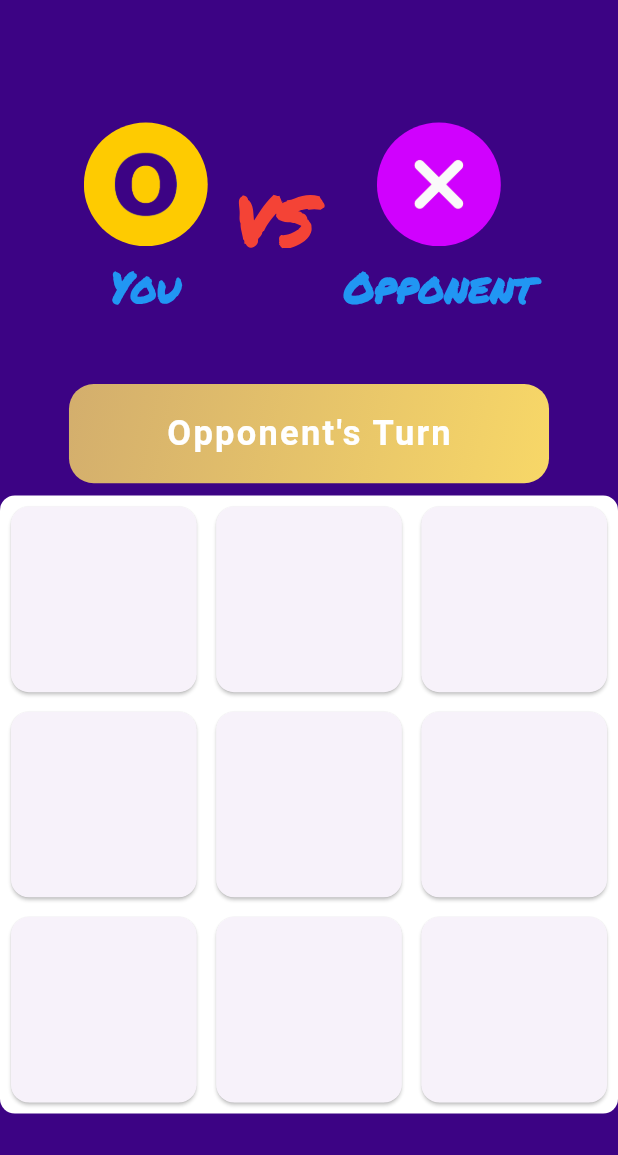
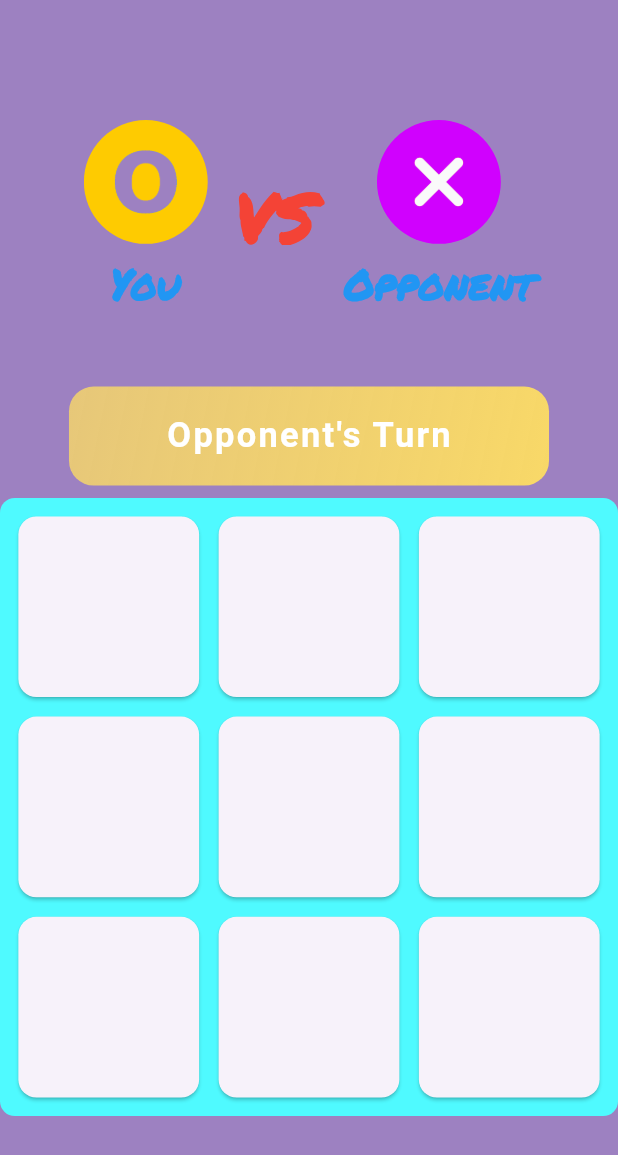
Before and after one commit to SajidAfridi/tiktaktoe, a Flutter app: the MultiplayerScreen screen opened directly with empty values, on a phone screen of 412 x 824 dp. Shown: the top 1155 px of the screen. Run offline on Flutter 3.47's test engine with Material 3 defaults, Android fonts, the light colour scheme and no system bars; our stand-ins replace action_slider, animate_do, awesome_dialog, awesome_snackbar_content, connectivity_plus, flutter_screenutil and 1 more; network calls fail.

Commit message:
i think it is completed

```diff
--- /dev/null
+++ b/lib/constants/colors.dart
@@ -0,0 +1,10 @@
+//constant colors for background and more
+import 'package:flutter/material.dart';
+
+const Color primaryColor = Color(0xffe773ff);
+const Color secondaryColor = Color(0xfff9d967);
+final Color scaffoldBackGroundColor = const Color(0xff3c0384).withOpacity(0.5);
+const Color gridContainerBackgroundColor = Color(0xff4ffaff);
+const Color toggleColor = Color(0xff3c0384);
+const Color toggleBackgroundColor = Colors.white;
+const Color emptyGridItemColor = Color(0xff2e0266);
--- a/lib/pages/play_with_friends_screen.dart
+++ b/lib/pages/play_with_friends_screen.dart
@@ -8,12 +8,14 @@ import 'package:flutter/services.dart';
 import 'package:flutter_screenutil/flutter_screenutil.dart';
 import 'package:provider/provider.dart';
 import 'package:tiktaktoe/classes/online_player_class.dart';
+import 'package:tiktaktoe/constants/colors.dart';
 import 'package:tiktaktoe/pages/join_or_create_screen.dart';
 import 'package:tiktaktoe/pages/welcome_and_difficulty_selection_screen.dart';
 import '../classes/game_logic.dart';
 import '../classes/multiplayer_service.dart';
 import '../classes/one_tap_register_class.dart';
 import 'package:socket_io_client/socket_io_client.dart' as IO;
+import '../widgets/grid_icon_decider.dart';
 import '../widgets/turn_indicator_widget.dart';
 import '../widgets/who_vs_who_widget.dart';
 
@@ -144,7 +146,7 @@ class _MultiplayerScreenState extends State<MultiplayerScreen> {
         onWillPop(context);
       },
       child: Scaffold(
-        backgroundColor: const Color(0xff3c0384).withOpacity(1),
+        backgroundColor: scaffoldBackGroundColor,
         body: Center(
           child: Column(
             mainAxisAlignment: MainAxisAlignment.center,
@@ -169,12 +171,13 @@ class _MultiplayerScreenState extends State<MultiplayerScreen> {
                       'Room Code: ${widget.room.code}',
                       style: TextStyle(
                         fontSize: 30.sp,
+                        color: Colors.white,
                         fontWeight: FontWeight.normal,
                       ),
                     ),
                   ),
                 ),
-              SizedBox(height: 16.h),
+              SizedBox(height: 20.h),
               //stream builder with the stream from the provider
               StreamBuilder<Room>(
                 stream: roomUpdates,
@@ -182,16 +185,22 @@ class _MultiplayerScreenState extends State<MultiplayerScreen> {
                   String whoseTurn = '';
                   if (snapshot.data == null) {
                     return isLoading && widget.isHost
-                        ? const Center(
-                            child: Row(
-                              mainAxisAlignment: MainAxisAlignment.center,
+                        ? Center(
+                            child: Column(
                               children: [
-                                Text('Waiting for Opponent...'),
-                                SizedBox(width: 10.0),
-                                CircularProgressIndicator(
-                                  valueColor:
-                                      AlwaysStoppedAnimation(Colors.blueAccent),
+                                Row(
+                                  mainAxisAlignment: MainAxisAlignment.center,
+                                  children: [
+                                    Text('Waiting for Opponent...',style: TextStyle(color: Colors.white,fontSize: 16.sp),),
+                                    SizedBox(width: 20.0.w,height: 20.h,),
+                                    const CircularProgressIndicator(
+                                      backgroundColor: Colors.white,
+                                      valueColor:
+                                          AlwaysStoppedAnimation(Colors.blueAccent),
+                                    ),
+                                  ],
                                 ),
+                                SizedBox(height: 20.h),
                               ],
                             ),
                           )
@@ -220,11 +229,12 @@ class _MultiplayerScreenState extends State<MultiplayerScreen> {
               Container(
                 decoration: BoxDecoration(
                   borderRadius: BorderRadius.circular(12.r),
-                  color: Colors.white,
+                  color: gridContainerBackgroundColor,
                 ),
                 padding: EdgeInsets.all(4.r),
                 child: OnlyOnePointerRecognizerWidget(
                   child: GridView.builder(
+                    padding: EdgeInsets.all(6.r),
                     physics: const NeverScrollableScrollPhysics(),
                     gridDelegate:
                         const SliverGridDelegateWithFixedCrossAxisCount(
@@ -295,50 +305,50 @@ class _MultiplayerScreenState extends State<MultiplayerScreen> {
     );
   }
 
-  Widget iconDecider(String symbol) {
-    if (symbol == 'X') {
-      return FadeOutUp(
-        duration: const Duration(milliseconds: 300),
-        child: Container(
-          decoration: BoxDecoration(
-            borderRadius: BorderRadius.circular(15.r),
-            color: Colors.green,
-            boxShadow: const [],
-          ),
-          child: Image.asset(
-            'assets/images/cross.png',
-            fit: BoxFit.cover,
-          ),
-        ),
-      );
-    } else if (symbol == 'O') {
-      return FadeOutUp(
-        duration: const Duration(milliseconds: 300),
-        child: Container(
-          decoration: BoxDecoration(
-            borderRadius: BorderRadius.circular(15.r),
-            boxShadow: const [],
-          ),
-          child: Image.asset(
-            'assets/images/circle_1.png',
-            fit: BoxFit.cover,
-          ),
-        ),
-      );
-    } else {
-      return FadeOutUp(
-        duration: const Duration(milliseconds: 300),
-        child: Container(
-          decoration: BoxDecoration(
-            color: Colors.grey[300],
-            borderRadius: BorderRadius.circular(15.r),
-            boxShadow: const [],
-          ),
-          child: const Center(child: Text('')),
-        ),
-      );
-    }
-  }
+  // Widget iconDecider(String symbol) {
+  //   if (symbol == 'X') {
+  //     return FadeOutUp(
+  //       duration: const Duration(milliseconds: 300),
+  //       child: Container(
+  //         decoration: BoxDecoration(
+  //           borderRadius: BorderRadius.circular(15.r),
+  //           color: Colors.green,
+  //           boxShadow: const [],
+  //         ),
+  //         child: Image.asset(
+  //           'assets/images/cross.png',
+  //           fit: BoxFit.cover,
+  //         ),
+  //       ),
+  //     );
+  //   } else if (symbol == 'O') {
+  //     return FadeOutUp(
+  //       duration: const Duration(milliseconds: 300),
+  //       child: Container(
+  //         decoration: BoxDecoration(
+  //           borderRadius: BorderRadius.circular(15.r),
+  //           boxShadow: const [],
+  //         ),
+  //         child: Image.asset(
+  //           'assets/images/circle_1.png',
+  //           fit: BoxFit.cover,
+  //         ),
+  //       ),
+  //     );
+  //   } else {
+  //     return FadeOutUp(
+  //       duration: const Duration(milliseconds: 300),
+  //       child: Container(
+  //         decoration: BoxDecoration(
+  //           color: Colors.grey[300],
+  //           borderRadius: BorderRadius.circular(15.r),
+  //           boxShadow: const [],
+  //         ),
+  //         child: const Center(child: Text('')),
+  //       ),
+  //     );
+  //   }
+  // }
 
   Widget buildGameBoard(List<List<String>> gameBoard) {
     return Container(
--- /dev/null
+++ b/lib/widgets/grid_icon_decider.dart
@@ -0,0 +1,50 @@
+import 'package:animate_do/animate_do.dart';
+import 'package:flutter/material.dart';
+import 'package:flutter_screenutil/flutter_screenutil.dart';
+
+import '../constants/colors.dart';
+Widget iconDecider(String value) {
+  //bool isWinningMove = value.endsWith('_win');
+  if (value.replaceAll('_win', '') == 'X') {
+    return FadeOutUp(
+      duration: const Duration(milliseconds: 300),
+      child: Container(
+        decoration: BoxDecoration(
+          borderRadius: BorderRadius.circular(15.r),
+          color: Colors.transparent,
+          boxShadow: const [],
+        ),
+        child: Image.asset(
+          'assets/images/cross.png',
+          fit: BoxFit.cover,
+        ),
+      ),
+    );
+  } else if (value.replaceAll('_win', '') == 'O') {
+    return FadeOutUp(
+      duration: const Duration(milliseconds: 300),
+      child: Container(
+        decoration: BoxDecoration(
+          borderRadius: BorderRadius.circular(15.r),
+          boxShadow: const [],
+        ),
+        child: Image.asset(
+          'assets/images/circle_1.png',
+          fit: BoxFit.cover,
+        ),
+      ),
+    );
+  } else {
+    return FadeOutUp(
+      duration: const Duration(milliseconds: 300),
+      child: Container(
+        decoration: BoxDecoration(
+          color:emptyGridItemColor,
+          borderRadius: BorderRadius.circular(15.r),
+          boxShadow: const [],
+        ),
+        child: const Center(child: Text('')),
+      ),
+    );
+  }
+}
--- a/lib/widgets/turn_indicator_widget.dart
+++ b/lib/widgets/turn_indicator_widget.dart
@@ -1,5 +1,7 @@
 import 'package:flutter/material.dart';
 import 'package:flutter_screenutil/flutter_screenutil.dart';
+
+import '../constants/colors.dart';
 
 class TurnIndicator extends StatefulWidget {
   final String turnMessage;
@@ -25,12 +27,12 @@ class _TurnIndicatorState extends State<TurnIndicator>
       ..repeat(reverse: true);
 
     _colorAnimation = ColorTween(
-      begin: const Color(0xffe773ff),
-      end: const Color(0xffe773ff).withOpacity(0.6),
+      begin: primaryColor,
+      end: primaryColor.withOpacity(0.6),
     ).animate(CurvedAnimation(parent: _controller, curve: Curves.easeInOut));
     _colorAnimation2 = ColorTween(
-      begin: const Color(0xfff9d967),
-      end: const Color(0xfff9d967).withOpacity(0.7),
+      begin: secondaryColor,
+      end: secondaryColor.withOpacity(0.7),
     ).animate(CurvedAnimation(parent: _controller, curve: Curves.easeInOut));
   }
 
@@ -45,12 +47,12 @@ class _TurnIndicatorState extends State<TurnIndicator>
     super.didUpdateWidget(oldWidget);
     if (widget.turnMessage != oldWidget.turnMessage) {
       _colorAnimation = ColorTween(
-        begin: const Color(0xffD001FE),
-        end: const Color(0xffD001FE),
+        begin: primaryColor,
+        end: primaryColor.withOpacity(0.6),
       ).animate(CurvedAnimation(parent: _controller, curve: Curves.easeInOut));
       _colorAnimation2 = ColorTween(
-        begin: const Color(0xffFECB01),
-        end: const Color(0xffFECB01),
+        begin: secondaryColor,
+        end: secondaryColor.withOpacity(0.6),
       ).animate(CurvedAnimation(parent: _controller, curve: Curves.easeInOut));
     }
   }
```
Also changed, not shown: lib/pages/homepage.dart (+22 -63 lines), lib/pages/offline_play_with_friend_screen.dart (+5 -53 lines).
